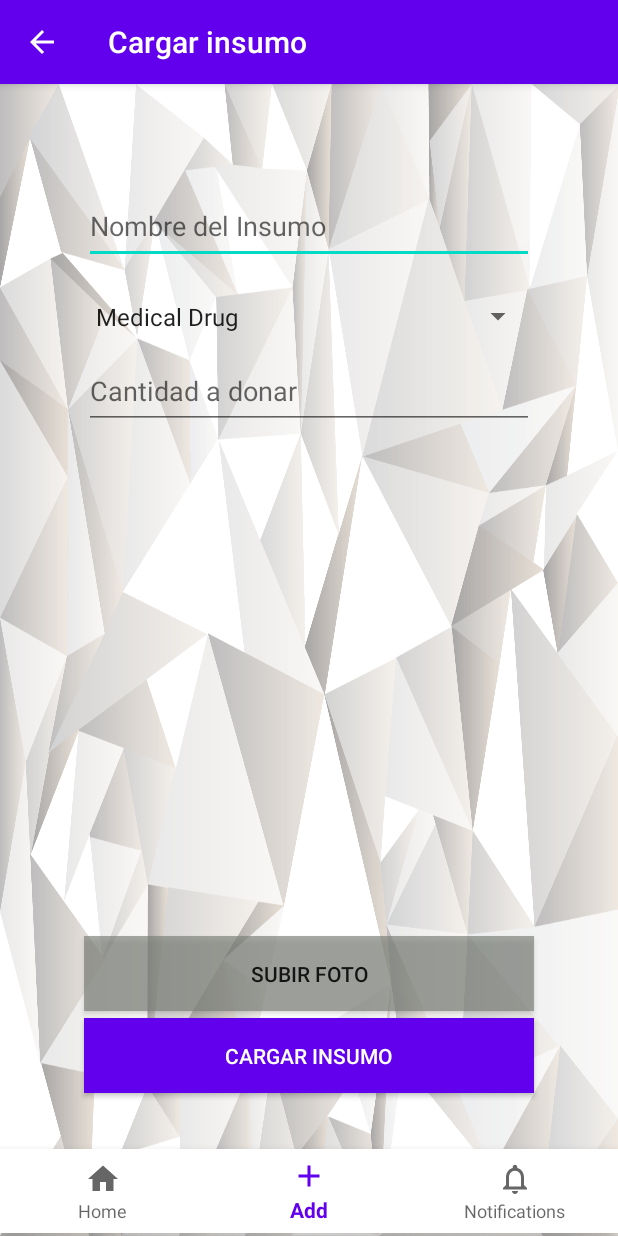
After one commit to Castrogiovanni20/WeHeal, an Android app: the CargarMedicacion screen opened directly, with no data from a screen before it, on a phone screen of 412 x 824 dp. The commit adds this screen. Run offline under Robolectric (Android 15) with nearby library versions, the light colour scheme and no system bars; our stand-ins replace Firebase (no records; nobody signed in at launch, a user with empty details on screens opened directly).

Commit message:
Merge cargaMedicacion + redireccion en FacebookLogin

```diff
--- /dev/null
+++ b/app/src/main/java/com/example/weheal/CargarMedicacion.java
@@ -0,0 +1,190 @@
+package com.example.weheal;
+
+import androidx.annotation.NonNull;
+import androidx.annotation.Nullable;
+import androidx.appcompat.app.AppCompatActivity;
+
+import android.content.Intent;
+import android.graphics.Color;
+import android.graphics.PorterDuff;
+import android.net.Uri;
+import android.os.Bundle;
+import android.view.MenuItem;
+import android.view.View;
+import android.widget.Button;
+import android.widget.EditText;
+import android.widget.Spinner;
+import android.widget.Toast;
+
+import com.google.android.gms.tasks.OnFailureListener;
+import com.google.android.gms.tasks.OnSuccessListener;
+import com.google.android.material.bottomnavigation.BottomNavigationView;
+import com.google.firebase.firestore.DocumentReference;
+import com.google.firebase.firestore.FirebaseFirestore;
+import com.google.firebase.storage.FirebaseStorage;
+import com.google.firebase.storage.StorageReference;
+import com.google.firebase.storage.UploadTask;
+
+import java.util.HashMap;
+import java.util.Map;
+
+
+public class CargarMedicacion extends AppCompatActivity {
+
+    private EditText nombreInsumo, cantidadInsumo;
+    private Spinner tipoInsumo;
+    private Button cargarInsumo, subirFoto;
+    BottomNavigationView nav;
+    private FirebaseFirestore db;
+    private FirebaseFirestore mStorage;
+    private Uri uriFile = null;
+    private static final int GALLERY_INTENT = 1;
+
+    private final int REQUEST_CODE = 100;
+    @Override
+    protected void onCreate(Bundle savedInstanceState) {
+        super.onCreate(savedInstanceState);
+        setContentView(R.layout.activity_carga_medicacion);
+
+        getSupportActionBar().setTitle("Cargar insumo");
+        getSupportActionBar().setDisplayHomeAsUpEnabled(true);
+
+        db = FirebaseFirestore.getInstance();
+        mStorage = FirebaseFirestore.getInstance();
+
+        nombreInsumo       = (EditText) findViewById(R.id.input_nombreInsumo);
+        tipoInsumo         = (Spinner) findViewById(R.id.insumosSpinner);
+        cantidadInsumo     = (EditText) findViewById(R.id.cantidadDonarEditText);
+
+        subirFoto    = (Button) findViewById(R.id.subirFotoButton);
+        cargarInsumo = (Button) findViewById(R.id.cargarInsumoButton);
+
+        nav = findViewById(R.id.bottom_navigation);
+        nav.setBackgroundColor(Color.parseColor("#ffffff"));
+        nav.setSelectedItemId(R.id.nav_addMedicacion);
+
+        nav.setOnNavigationItemSelectedListener(new BottomNavigationView.OnNavigationItemSelectedListener() {
+            @Override
+            public boolean onNavigationItemSelected(@NonNull MenuItem menuItem) {
+                switch (menuItem.getItemId()){
+                    case R.id.nav_home:
+                        startActivity(new Intent(getApplicationContext(), MenuActivity.class));
+                    case R.id.nav_addMedicacion:
+                        return true;
+                }
+                return false;
+            }
+        });
+
+        subirFoto.setOnClickListener(new View.OnClickListener() {
+            @Override
+            public void onClick(View view) {
+                Intent intent = new Intent(Intent.ACTION_PICK);
+                intent.setType("image/*");
+                startActivityForResult(intent, GALLERY_INTENT);
+            }
+        });
+
+        cargarInsumo.setOnClickListener(new View.OnClickListener() {
+            @Override
+            public void onClick(View view) {
+                boolean formularioValido = validarFormulario();
+                if(formularioValido == true){
+                    int cantidad = Integer.parseInt(cantidadInsumo.getText().toString());
+                    insertMedicamento(nombreInsumo.getText().toString(), tipoInsumo.getSelectedItem().toString(), cantidad);
+                }
+            }
+        });
+    }
+
+
+    @Override
+    protected void onActivityResult(int requestCode, int resultCode, @Nullable Intent data) {
+        super.onActivityResult(requestCode, resultCode, data);
+        if (requestCode == GALLERY_INTENT && resultCode == RESULT_OK){
+            uriFile = data.getData();
+            Toast.makeText(this, "Imagen cargada con exito", Toast.LENGTH_SHORT).show();
+        }
+    }
+
+    protected void storageFile(){
+        FirebaseStorage storage = FirebaseStorage.getInstance();
+        StorageReference storageRef = storage.getReference();
+        StorageReference filePath = storageRef.child("fotos").child(uriFile.getLastPathSegment());
+
+        filePath.putFile(uriFile).addOnSuccessListener(new OnSuccessListener<UploadTask.TaskSnapshot>() {
+                @Override
+                public void onSuccess(UploadTask.TaskSnapshot taskSnapshot) {
+                    Toast.makeText(CargarMedicacion.this, "Se subio exitosamente la foto", Toast.LENGTH_SHORT).show();
+                }
+        });
+    }
+
+    public void insertMedicamento(String nombre, String tipo, int cantidad){
+        // Create a new user with a first and last name
+        Map<String, Object> medicamentos = new HashMap<>();
+        medicamentos.put("nombre", nombre);
+        medicamentos.put("tipo", tipo);
+        medicamentos.put("cantidad", cantidad);
+
+        if (uriFile != null){
+            storageFile();
+        }
+
+        db.collection("medicamentos")
+                .add(medicamentos)
+                .addOnSuccessListener(new OnSuccessListener<DocumentReference>() {
+                    @Override
+                    public void onSuccess(DocumentReference documentReference) {
+                        Toast.makeText(CargarMedicacion.this, "Medicamento cargado con exito", Toast.LENGTH_SHORT).show();
+                    }
+                })
+                .addOnFailureListener(new OnFailureListener() {
+                    @Override
+                    public void onFailure(@NonNull Exception e) {
+                        Toast.makeText(CargarMedicacion.this, "Error al cargar el edicamento", Toast.LENGTH_SHORT).show();
+                    }
+                });
+    }
+
+    public boolean validarFormulario(){
+        int errores = 0;
+        boolean formularioValido = true;
+
+        if(nombreInsumo.getText().toString().isEmpty()){
+            nombreInsumo.getBackground().setColorFilter(Color.RED, PorterDuff.Mode.SRC_ATOP);
+            nombreInsumo.setHintTextColor(Color.RED);
+            nombreInsumo.setError("Nombre del insumo incompleto");
+            errores++;
+        } else {
+            if ((nombreInsumo.getText().toString().length() < 6)) {
+                nombreInsumo.getBackground().setColorFilter(Color.RED, PorterDuff.Mode.SRC_ATOP);
+                nombreInsumo.setHintTextColor(Color.RED);
+                nombreInsumo.setError("El nombre del insumo debe ser mayor a 6 caracteres");
+                errores++;
+            } else {
+                nombreInsumo.getBackground().setColorFilter(Color.BLACK, PorterDuff.Mode.SRC_ATOP);
+                nombreInsumo.setHintTextColor(Color.BLACK);
+            }
+        }
+
+        if(cantidadInsumo.getText().toString().isEmpty()){
+            cantidadInsumo.getBackground().setColorFilter(Color.RED, PorterDuff.Mode.SRC_ATOP);
+            cantidadInsumo.setHintTextColor(Color.RED);
+            cantidadInsumo.setError("Cantidad de insumo incompleto");
+            errores++;
+        } else {
+            cantidadInsumo.getBackground().setColorFilter(Color.BLACK, PorterDuff.Mode.SRC_ATOP);
+            cantidadInsumo.setHintTextColor(Color.BLACK);
+        }
+
+
+        if (errores > 0 ){
+            formularioValido = false;
+        }
+
+        return formularioValido;
+    }
+
+
+}
--- a/app/src/main/java/com/example/weheal/Login.java
+++ b/app/src/main/java/com/example/weheal/Login.java
@@ -91,7 +91,8 @@ public class Login extends AppCompatActivity {
                     public void onComplete(@NonNull Task<AuthResult> task) {
                         if(task.isSuccessful()){
                             FirebaseUser user = mAuth.getCurrentUser();
-                            mostrarDialogo("Login exitoso", "Bienvenido " + user.getEmail() );
+                            Intent intent = new Intent(getApplicationContext(), MenuActivity.class);
+                            startActivity(intent);
                         } else {
                             mostrarDialogo("Usuario y/o contraseña incorrecto.", "Error en el login");
                         }
--- /dev/null
+++ b/app/src/main/res/drawable/ic_add_black_24dp.xml
@@ -0,0 +1,9 @@
+<vector xmlns:android="http://schemas.android.com/apk/res/android"
+        android:width="24dp"
+        android:height="24dp"
+        android:viewportWidth="24.0"
+        android:viewportHeight="24.0">
+    <path
+        android:fillColor="#FF000000"
+        android:pathData="M19,13h-6v6h-2v-6H5v-2h6V5h2v6h6v2z"/>
+</vector>
--- /dev/null
+++ b/app/src/main/res/drawable/ic_home_black_24dp.xml
@@ -0,0 +1,9 @@
+<vector xmlns:android="http://schemas.android.com/apk/res/android"
+        android:width="24dp"
+        android:height="24dp"
+        android:viewportWidth="24.0"
+        android:viewportHeight="24.0">
+    <path
+        android:fillColor="#FF000000"
+        android:pathData="M10,20v-6h4v6h5v-8h3L12,3 2,12h3v8z"/>
+</vector>
--- /dev/null
+++ b/app/src/main/res/drawable/ic_notifications_none_black_24dp.xml
@@ -0,0 +1,9 @@
+<vector xmlns:android="http://schemas.android.com/apk/res/android"
+        android:width="24dp"
+        android:height="24dp"
+        android:viewportWidth="24.0"
+        android:viewportHeight="24.0">
+    <path
+        android:fillColor="#FF000000"
+        android:pathData="M12,22c1.1,0 2,-0.9 2,-2h-4c0,1.1 0.9,2 2,2zM18,16v-5c0,-3.07 -1.63,-5.64 -4.5,-6.32L13.5,4c0,-0.83 -0.67,-1.5 -1.5,-1.5s-1.5,0.67 -1.5,1.5v0.68C7.64,5.36 6,7.92 6,11v5l-2,2v1h16v-1l-2,-2zM16,17L8,17v-6c0,-2.48 1.51,-4.5 4,-4.5s4,2.02 4,4.5v6z"/>
+</vector>
--- /dev/null
+++ b/app/src/main/res/layout/activity_carga_medicacion.xml
@@ -0,0 +1,77 @@
+<?xml version="1.0" encoding="utf-8"?>
+
+
+<RelativeLayout xmlns:android="http://schemas.android.com/apk/res/android"
+    xmlns:app="http://schemas.android.com/apk/res-auto"
+    xmlns:tools="http://schemas.android.com/tools"
+        android:layout_width="match_parent"
+        android:layout_height="match_parent"
+        android:background="@drawable/fondo"
+        android:orientation="vertical">
+
+    <EditText
+        android:id="@+id/input_nombreInsumo"
+        android:layout_width="300dp"
+        android:layout_height="50dp"
+        android:layout_gravity="center_horizontal"
+        android:layout_centerHorizontal="true"
+        android:layout_marginTop="70dp"
+        android:ems="10"
+        android:hint="Nombre del Insumo"
+        android:inputType="text" />
+
+    <Spinner
+        android:id="@+id/insumosSpinner"
+        android:layout_width="300dp"
+        android:layout_height="50dp"
+        android:layout_marginTop="130dp"
+        android:layout_gravity="center_horizontal"
+        android:layout_centerHorizontal="true"
+        android:entries="@array/productType_arrays"
+        android:prompt="@string/productType_prompt" />
+
+    <EditText
+        android:id="@+id/cantidadDonarEditText"
+        android:layout_width="300dp"
+        android:layout_height="50dp"
+        android:layout_gravity="center_horizontal"
+        android:layout_centerHorizontal="true"
+        android:layout_marginTop="180dp"
+        android:ems="100"
+        android:hint="Cantidad a donar"
+        android:inputType="number" />
+
+    <Button
+        android:id="@+id/subirFotoButton"
+        android:layout_width="300dp"
+        android:layout_height="50dp"
+        android:layout_alignParentBottom="true"
+        android:layout_centerVertical="true"
+        android:layout_centerHorizontal="true"
+        android:layout_marginBottom="150dp"
+        android:background="#AB7C807A"
+        android:paddingLeft="0dp"
+        android:text="Subir foto" />
+
+    <Button
+        android:id="@+id/cargarInsumoButton"
+        android:layout_width="300dp"
+        android:layout_height="50dp"
+        android:layout_alignParentBottom="true"
+        android:layout_centerVertical="true"
+        android:layout_centerHorizontal="true"
+        android:layout_marginBottom="95dp"
+        android:background="#6200EE"
+        android:text="Cargar insumo"
+        android:textColor="#FFFFFF" />
+
+    <com.google.android.material.bottomnavigation.BottomNavigationView
+        android:id="@+id/bottom_navigation"
+        android:layout_width="match_parent"
+        android:layout_height="wrap_content"
+        android:layout_alignParentBottom="true"
+        android:layout_marginBottom="2dp"
+        android:color="@android:color/transparent"
+        app:menu="@menu/bottom_navigation" />
+
+</RelativeLayout>
--- a/app/src/main/res/layout/activity_main.xml
+++ b/app/src/main/res/layout/activity_main.xml
@@ -26,7 +26,7 @@
     <com.facebook.login.widget.LoginButton
         xmlns:facebook="http://schemas.android.com/apk/res-auto"
         facebook:com_facebook_login_text="Sign up with Facebook"
-        android:id="@+id/login_button"
+        android:id="@+id/login_facebook"
         android:layout_width="match_parent"
         android:layout_height="wrap_content"
         android:layout_marginLeft="12dp"
--- /dev/null
+++ b/app/src/main/res/menu/bottom_navigation.xml
@@ -0,0 +1,22 @@
+<?xml version="1.0" encoding="utf-8"?>
+<menu xmlns:android="http://schemas.android.com/apk/res/android">
+
+    <item
+        android:id="@+id/nav_home"
+        android:background="@android:color/holo_blue_bright"
+        android:icon="@drawable/ic_home_black_24dp"
+        android:state_checked="true"
+        android:color="@android:color/holo_blue_dark"
+        android:title="Home" />
+
+    <item
+        android:id="@+id/nav_addMedicacion"
+        android:icon="@drawable/ic_add_black_24dp"
+        android:title="Add" />
+
+    <item
+        android:id="@+id/nav_notifications"
+        android:icon="@drawable/ic_notifications_none_black_24dp"
+        android:title="Notifications" />
+
+</menu>
--- a/app/src/main/res/values/strings.xml
+++ b/app/src/main/res/values/strings.xml
@@ -6,5 +6,11 @@
     <string name="facebook_app_id">1004738499921647</string>
     <string name="fb_login_protocol_scheme">fb1004738499921647</string>
     <string name="terminos_y_condiciones">Al crear la cuenta, declaro que soy mayor de edad y acepto los Términos y condiciones y las Políticas de privacidad de WeHeal</string>
+    <string name="productType_prompt">choose what you are going to donate</string>
+    <string-array name="productType_arrays">
+        <item>Medical Drug</item>
+        <item>Medical input</item>
+        <item>Other</item>
+    </string-array>
 
 </resources>
```
Also changed, not shown: app/build.gradle (+13 -4 lines), app/src/main/AndroidManifest.xml (+12 -0 lines), app/src/main/java/com/example/weheal/MainActivity.java (+42 -0 lines), app/src/main/java/com/example/weheal/MenuActivity.java (added, +51 -0 lines), app/src/main/res/layout/activity_menu.xml (added, +33 -0 lines).
